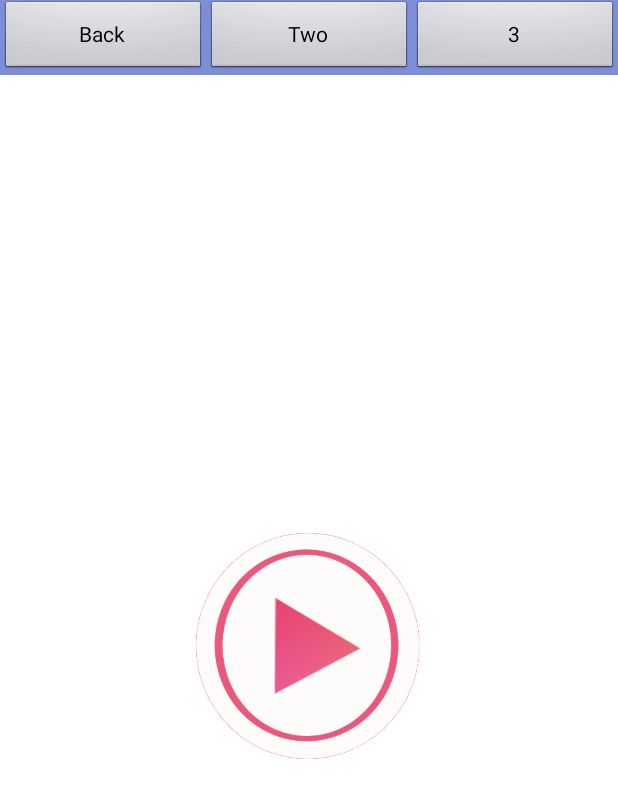
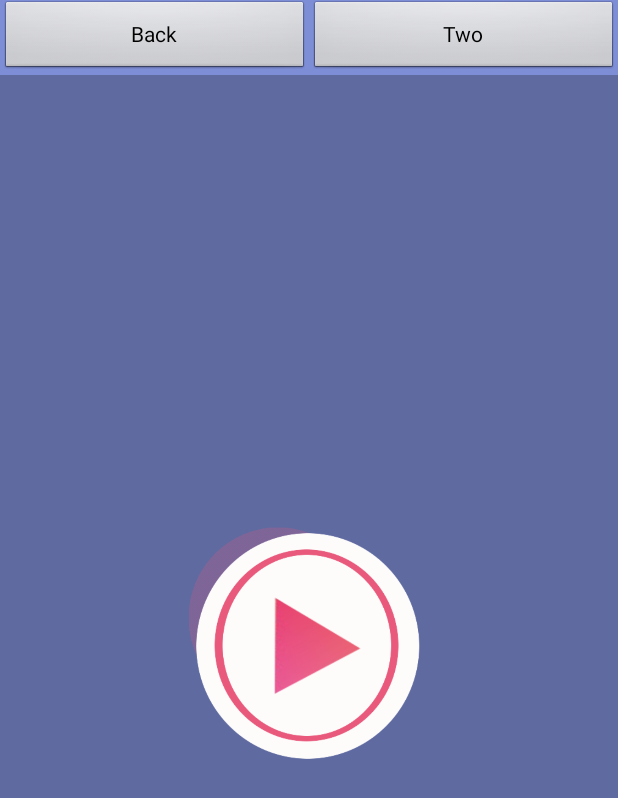
Before and after one commit to spaceappslyon/laho, an Android app: the MainActivity screen opened directly, with no data from a screen before it, on a phone screen of 412 x 824 dp. Shown: the top 798 px of the screen. Run offline under Robolectric (Android 15) with nearby library versions, the light colour scheme and no system bars.

Commit message:
animation

```diff
--- a/Roger2Space/app/src/main/java/com/laho/roger2space/MainActivity.java
+++ b/Roger2Space/app/src/main/java/com/laho/roger2space/MainActivity.java
@@ -11,6 +11,7 @@ import android.net.Uri;
 import android.os.AsyncTask;
 import android.os.Build;
 import android.os.Environment;
+import android.os.Handler;
 import android.support.v4.app.FragmentActivity;
 import android.os.Bundle;
 import android.util.Log;
@@ -113,6 +114,15 @@ public class MainActivity extends FragmentActivity {
         butPlayAnim2 = findViewById(R.id.butPlayAnim2);
         Animation logoMoveAnimation = AnimationUtils.loadAnimation(this, R.anim.animation_scale);
         butPlayAnim1.startAnimation(logoMoveAnimation);
+
+        final Animation logoMoveAnimation2 = AnimationUtils.loadAnimation(this, R.anim.animation_scale);
+        final Handler handler = new Handler();
+        final Runnable r = new Runnable() {
+            public void run() {
+                butPlayAnim2.startAnimation(logoMoveAnimation2);
+            }
+        };
+        handler.postDelayed(r, 1200);
 
 
 
--- a/Roger2Space/app/src/main/res/anim/animation_scale.xml
+++ b/Roger2Space/app/src/main/res/anim/animation_scale.xml
@@ -1,10 +1,18 @@
 <?xml version="1.0" encoding="utf-8"?>
 <set xmlns:android="http://schemas.android.com/apk/res/android"
     android:interpolator="@android:anim/linear_interpolator">
-    <scale android:fromXScale="1.0" android:fromYScale="1.0"
-        android:toXScale="10.0" android:toYScale="10.0"
-        android:duration="1500"
+    <scale android:fromXScale="0.8" android:fromYScale="0.8"
+        android:toXScale="2.5" android:toYScale="2.5"
+        android:duration="3500"
         android:repeatMode="restart"
+        android:pivotX="50%"
+        android:pivotY="50%"
         android:repeatCount="infinite"/>
-    <!--<translate android:fromXDelta="-200" android:fromYDelta="-200" android:duration="700" />-->
+
+    <alpha
+        android:fromAlpha="1"
+        android:toAlpha="0.2"
+        android:duration="3500"
+        android:repeatCount="infinite"
+        android:repeatMode="restart"/>
 </set>
--- a/Roger2Space/app/src/main/res/layout/activity_main.xml
+++ b/Roger2Space/app/src/main/res/layout/activity_main.xml
@@ -9,7 +9,8 @@
     <RelativeLayout
         android:layout_width="match_parent"
         android:layout_height="wrap_content"
-        android:layout_below="@+id/header_nav_bar">
+        android:layout_below="@+id/header_nav_bar"
+        android:background="#5F6AA0">
 
         <LinearLayout
             android:layout_width="fill_parent"
--- a/Roger2Space/app/src/main/res/layout/header_nav_bar.xml
+++ b/Roger2Space/app/src/main/res/layout/header_nav_bar.xml
@@ -22,12 +22,7 @@
             android:layout_weight="1"
             android:text="Two"/>
 
-        <Button
-            android:layout_width="1px"
-            android:layout_height="match_parent"
-            android:layout_weight="1"
-            android:text="3"/>
-
 
     </LinearLayout>
+
 </RelativeLayout>
```
